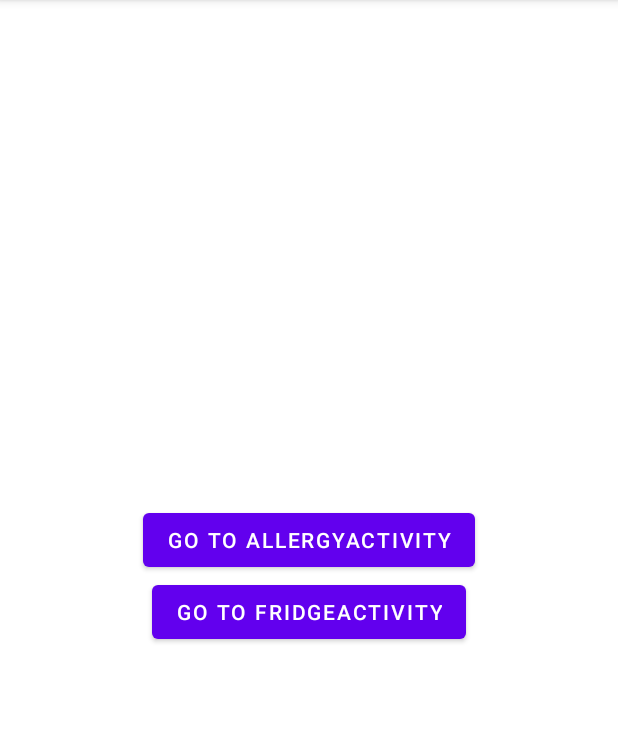
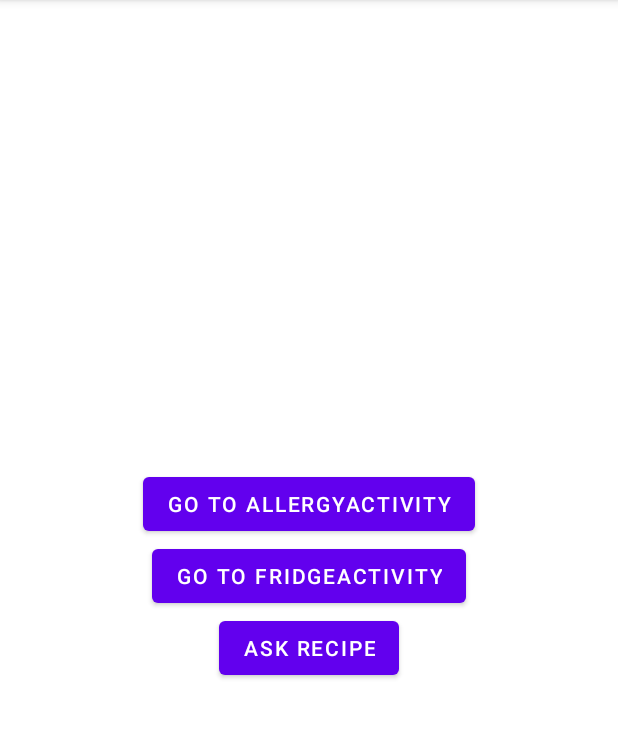
Before and after one commit to GURU2-team7/GURU2-7team-Android, an Android app: the screen it shows after launch (MainActivity), on a phone screen of 412 x 824 dp, the part 84-822 px from its top. Run offline under Robolectric (Android 15) with nearby library versions, the phone set to English and light mode, and no system bars.

Commit message:
fix: 메인 화면 ask recipe 버튼 사라진 것 추가

```diff
--- a/app/src/main/java/com/example/guru2/MainActivity.kt
+++ b/app/src/main/java/com/example/guru2/MainActivity.kt
@@ -2,6 +2,7 @@ package com.example.guru2
 
 import android.content.Intent
 import android.os.Bundle
+import android.widget.Button
 import androidx.appcompat.app.AppCompatActivity
 import androidx.activity.enableEdgeToEdge
 import androidx.core.view.ViewCompat
@@ -38,5 +39,12 @@ class MainActivity : AppCompatActivity() {
             val intent = Intent(this, FridgeActivity::class.java)
             startActivity(intent)
         }
+
+        // 레시피 요청 페이지로 이동 버튼 - sample
+        val buttonGoToAskRecipe: Button = findViewById(R.id.buttonGoToAskRecipe)
+        binding.buttonGoToAskRecipe.setOnClickListener {
+            val intent = Intent(this, AskRecipeActivity::class.java)
+            startActivity(intent)
+        }
     }
 }
--- a/app/src/main/res/layout/activity_main.xml
+++ b/app/src/main/res/layout/activity_main.xml
@@ -20,4 +20,10 @@
         android:layout_height="wrap_content"
         android:text="Go to FridgeActivity" />
 
+    <Button
+        android:id="@+id/buttonGoToAskRecipe"
+        android:layout_width="wrap_content"
+        android:layout_height="wrap_content"
+        android:text="Ask Recipe" />
+
 </LinearLayout>
```
